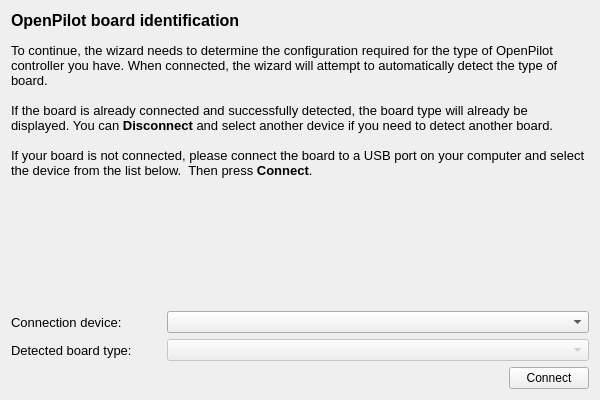
Old version of the form ground/openpilotgcs/src/plugins/setupwizard/pages/controllerpage.ui in the repository openpilot/OpenPilot.
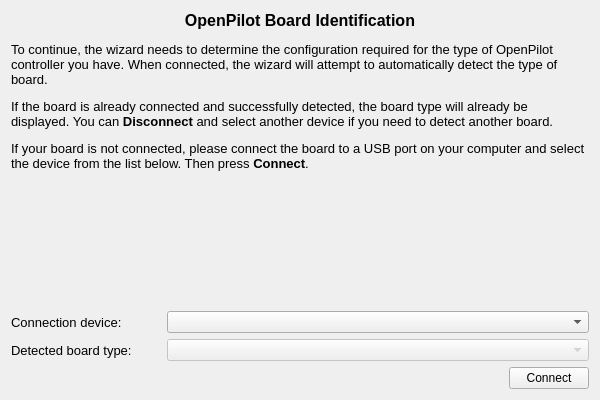
New version of the form.

```diff
--- a/ground/openpilotgcs/src/plugins/setupwizard/pages/controllerpage.ui
+++ b/ground/openpilotgcs/src/plugins/setupwizard/pages/controllerpage.ui
@@ -32,14 +32,11 @@
       <string>&lt;!DOCTYPE HTML PUBLIC &quot;-//W3C//DTD HTML 4.0//EN&quot; &quot;http://www.w3.org/TR/REC-html40/strict.dtd&quot;&gt;
 &lt;html&gt;&lt;head&gt;&lt;meta name=&quot;qrichtext&quot; content=&quot;1&quot; /&gt;&lt;style type=&quot;text/css&quot;&gt;
 p, li { white-space: pre-wrap; }
-&lt;/style&gt;&lt;/head&gt;&lt;body style=&quot; font-family:'MS Shell Dlg 2'; font-size:8pt; font-weight:400; font-style:normal;&quot;&gt;
-&lt;p style=&quot; margin-top:0px; margin-bottom:0px; margin-left:0px; margin-right:0px; -qt-block-indent:0; text-indent:0px;&quot;&gt;&lt;span style=&quot; font-size:12pt; font-weight:600;&quot;&gt;OpenPilot board identification&lt;/span&gt;&lt;/p&gt;
-&lt;p style=&quot;-qt-paragraph-type:empty; margin-top:0px; margin-bottom:0px; margin-left:0px; margin-right:0px; -qt-block-indent:0; text-indent:0px;&quot;&gt;&lt;br /&gt;&lt;/p&gt;
-&lt;p style=&quot; margin-top:0px; margin-bottom:0px; margin-left:0px; margin-right:0px; -qt-block-indent:0; text-indent:0px;&quot;&gt;&lt;span style=&quot; font-size:10pt;&quot;&gt;To continue, the wizard needs to determine the configuration required for the type of OpenPilot controller you have. When connected, the wizard will attempt to automatically detect the type of board.&lt;/span&gt;&lt;/p&gt;
-&lt;p style=&quot;-qt-paragraph-type:empty; margin-top:0px; margin-bottom:0px; margin-left:0px; margin-right:0px; -qt-block-indent:0; text-indent:0px; font-size:10pt;&quot;&gt;&lt;br /&gt;&lt;/p&gt;
-&lt;p style=&quot; margin-top:0px; margin-bottom:0px; margin-left:0px; margin-right:0px; -qt-block-indent:0; text-indent:0px;&quot;&gt;&lt;span style=&quot; font-size:10pt;&quot;&gt;If the board is already connected and successfully detected, the board type will already be displayed. You can &lt;/span&gt;&lt;span style=&quot; font-size:10pt; font-weight:600;&quot;&gt;Disconnect&lt;/span&gt;&lt;span style=&quot; font-size:10pt;&quot;&gt; and select another device if you need to detect another board.&lt;/span&gt;&lt;/p&gt;
-&lt;p style=&quot;-qt-paragraph-type:empty; margin-top:0px; margin-bottom:0px; margin-left:0px; margin-right:0px; -qt-block-indent:0; text-indent:0px; font-size:10pt;&quot;&gt;&lt;br /&gt;&lt;/p&gt;
-&lt;p style=&quot; margin-top:0px; margin-bottom:0px; margin-left:0px; margin-right:0px; -qt-block-indent:0; text-indent:0px;&quot;&gt;&lt;span style=&quot; font-size:10pt;&quot;&gt;If your board is not connected, please connect the board to a USB port on your computer and select the device from the list below.  Then press &lt;/span&gt;&lt;span style=&quot; font-size:10pt; font-weight:600;&quot;&gt;Connect&lt;/span&gt;&lt;span style=&quot; font-size:10pt;&quot;&gt;.&lt;/span&gt;&lt;/p&gt;&lt;/body&gt;&lt;/html&gt;</string>
+&lt;/style&gt;&lt;/head&gt;&lt;body style=&quot; font-family:'Cantarell'; font-size:11pt; font-weight:400; font-style:normal;&quot;&gt;
+&lt;p align=&quot;center&quot; style=&quot; margin-top:12px; margin-bottom:12px; margin-left:0px; margin-right:0px; -qt-block-indent:0; text-indent:0px;&quot;&gt;&lt;span style=&quot; font-family:'MS Shell Dlg 2'; font-size:12pt; font-weight:600;&quot;&gt;OpenPilot Board Identification&lt;/span&gt;&lt;/p&gt;
+&lt;p style=&quot; margin-top:12px; margin-bottom:12px; margin-left:0px; margin-right:0px; -qt-block-indent:0; text-indent:0px;&quot;&gt;&lt;span style=&quot; font-family:'MS Shell Dlg 2'; font-size:10pt;&quot;&gt;To continue, the wizard needs to determine the configuration required for the type of OpenPilot controller you have. When connected, the wizard will attempt to automatically detect the type of board.&lt;/span&gt;&lt;/p&gt;
+&lt;p style=&quot; margin-top:12px; margin-bottom:12px; margin-left:0px; margin-right:0px; -qt-block-indent:0; text-indent:0px;&quot;&gt;&lt;span style=&quot; font-family:'MS Shell Dlg 2'; font-size:10pt;&quot;&gt;If the board is already connected and successfully detected, the board type will already be displayed. You can &lt;/span&gt;&lt;span style=&quot; font-family:'MS Shell Dlg 2'; font-size:10pt; font-weight:600;&quot;&gt;Disconnect&lt;/span&gt;&lt;span style=&quot; font-family:'MS Shell Dlg 2'; font-size:10pt;&quot;&gt; and select another device if you need to detect another board.&lt;/span&gt;&lt;/p&gt;
+&lt;p style=&quot; margin-top:12px; margin-bottom:12px; margin-left:0px; margin-right:0px; -qt-block-indent:0; text-indent:0px;&quot;&gt;&lt;span style=&quot; font-family:'MS Shell Dlg 2'; font-size:10pt;&quot;&gt;If your board is not connected, please connect the board to a USB port on your computer and select the device from the list below. Then press &lt;/span&gt;&lt;span style=&quot; font-family:'MS Shell Dlg 2'; font-size:10pt; font-weight:600;&quot;&gt;Connect&lt;/span&gt;&lt;span style=&quot; font-family:'MS Shell Dlg 2'; font-size:10pt;&quot;&gt;.&lt;/span&gt;&lt;/p&gt;&lt;/body&gt;&lt;/html&gt;</string>
      </property>
      <property name="textFormat">
       <enum>Qt::AutoText</enum>
```
